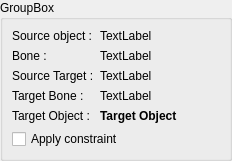
GaoShanPictures/GAOLIB, file gaolib/ui/constraintinfopairingwidget.ui: the form before one commit.
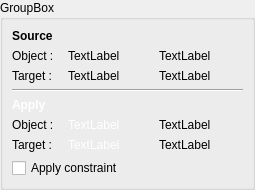
The form after the commit. Icons and pictures are not drawn.

Commit message: clear constraint widget

Diff of the .ui file:
```diff
--- a/gaolib/ui/constraintinfopairingwidget.ui
+++ b/gaolib/ui/constraintinfopairingwidget.ui
@@ -6,8 +6,8 @@
    <rect>
     <x>0</x>
     <y>0</y>
-    <width>232</width>
-    <height>135</height>
+    <width>255</width>
+    <height>163</height>
    </rect>
   </property>
   <property name="styleSheet">
@@ -263,37 +263,98 @@
       <string>GroupBox</string>
      </property>
      <layout class="QGridLayout" name="gridLayout">
-      <item row="1" column="0">
-       <widget class="QLabel" name="label_1">
+      <item row="4" column="0" colspan="2">
+       <widget class="QWidget" name="applyWidget" native="true">
+        <layout class="QGridLayout" name="gridLayout_5">
+         <property name="leftMargin">
+          <number>0</number>
+         </property>
+         <property name="topMargin">
+          <number>0</number>
+         </property>
+         <property name="rightMargin">
+          <number>0</number>
+         </property>
+         <property name="bottomMargin">
+          <number>0</number>
+         </property>
+         <item row="4" column="0">
+          <widget class="QLabel" name="label_10">
         <property name="text">
-         <string>Bone :</string>
+            <string>Target :</string>
         </property>
        </widget>
       </item>
-      <item row="6" column="1">
-       <widget class="QLabel" name="targetBoneLabel">
+         <item row="0" column="0" colspan="5">
+          <widget class="QLabel" name="label_7">
         <property name="font">
          <font>
-          <family>MS Shell Dlg 2</family>
-         </font>
-        </property>
+             <weight>75</weight>
+             <bold>true</bold>
+             <strikeout>false</strikeout>
+            </font>
+           </property>
+           <property name="styleSheet">
+            <string notr="true">color:rgb(255, 255, 255)</string>
+           </property>
         <property name="text">
+            <string>Apply</string>
+           </property>
+          </widget>
+         </item>
+         <item row="4" column="1">
+          <widget class="QLabel" name="applyTargetLabel">
+           <property name="font">
+            <font>
+             <weight>50</weight>
+             <bold>false</bold>
+            </font>
+           </property>
+           <property name="styleSheet">
+            <string notr="true">color:rgb(255, 255, 255)</string>
+           </property>
+           <property name="text">
          <string>TextLabel</string>
         </property>
-        <property name="alignment">
-         <set>Qt::AlignLeading|Qt::AlignLeft|Qt::AlignVCenter</set>
-        </property>
-       </widget>
-      </item>
-      <item row="6" column="0">
-       <widget class="QLabel" name="label_2">
+          </widget>
+         </item>
+         <item row="2" column="1">
+          <widget class="QLabel" name="applyObjectLabel">
+           <property name="font">
+            <font>
+             <weight>50</weight>
+             <bold>false</bold>
+            </font>
+           </property>
+           <property name="styleSheet">
+            <string notr="true">color:rgb(255, 255, 255)</string>
+           </property>
+           <property name="text">
+            <string>TextLabel</string>
+           </property>
+          </widget>
+         </item>
+         <item row="2" column="0">
+          <widget class="QLabel" name="label_9">
+           <property name="minimumSize">
+            <size>
+             <width>50</width>
+             <height>0</height>
+            </size>
+           </property>
+           <property name="maximumSize">
+            <size>
+             <width>50</width>
+             <height>16777215</height>
+            </size>
+           </property>
         <property name="text">
-         <string>Target Bone :</string>
+            <string>Object :</string>
         </property>
        </widget>
       </item>
-      <item row="0" column="1">
-       <widget class="QLabel" name="sourceObjectLabel">
+         <item row="2" column="3">
+          <widget class="QLabel" name="applyBoneLabel">
         <property name="font">
          <font>
           <weight>50</weight>
@@ -303,12 +364,50 @@
         <property name="text">
          <string>TextLabel</string>
         </property>
-        <property name="alignment">
-         <set>Qt::AlignLeading|Qt::AlignLeft|Qt::AlignVCenter</set>
-        </property>
-       </widget>
-      </item>
-      <item row="1" column="1">
+          </widget>
+         </item>
+         <item row="4" column="3">
+          <widget class="QLabel" name="applyTargetBoneLabel">
+           <property name="font">
+            <font>
+             <weight>50</weight>
+             <bold>false</bold>
+            </font>
+           </property>
+           <property name="text">
+            <string>TextLabel</string>
+           </property>
+          </widget>
+         </item>
+        </layout>
+       </widget>
+      </item>
+      <item row="7" column="0" colspan="2">
+       <widget class="QCheckBox" name="applyConstraintCheckBox">
+        <property name="layoutDirection">
+         <enum>Qt::LeftToRight</enum>
+        </property>
+        <property name="text">
+         <string>Apply constraint</string>
+        </property>
+       </widget>
+      </item>
+      <item row="0" column="0" colspan="2">
+       <widget class="QWidget" name="sourceWidget" native="true">
+        <layout class="QGridLayout" name="gridLayout_4">
+         <property name="leftMargin">
+          <number>0</number>
+         </property>
+         <property name="topMargin">
+          <number>0</number>
+         </property>
+         <property name="rightMargin">
+          <number>0</number>
+         </property>
+         <property name="bottomMargin">
+          <number>0</number>
+         </property>
+         <item row="1" column="2">
        <widget class="QLabel" name="boneLabel">
         <property name="font">
          <font>
@@ -324,14 +423,8 @@
         </property>
        </widget>
       </item>
-      <item row="8" column="0">
-       <widget class="QLabel" name="label">
-        <property name="maximumSize">
-         <size>
-          <width>80</width>
-          <height>16777215</height>
-         </size>
-        </property>
+         <item row="1" column="1">
+          <widget class="QLabel" name="sourceObjectLabel">
         <property name="font">
          <font>
           <weight>50</weight>
@@ -339,18 +432,36 @@
          </font>
         </property>
         <property name="text">
-         <string>Target Object :</string>
-        </property>
-       </widget>
-      </item>
-      <item row="3" column="0">
+            <string>TextLabel</string>
+           </property>
+           <property name="alignment">
+            <set>Qt::AlignLeading|Qt::AlignLeft|Qt::AlignVCenter</set>
+           </property>
+          </widget>
+         </item>
+         <item row="2" column="2">
+          <widget class="QLabel" name="targetBoneLabel">
+           <property name="font">
+            <font>
+             <family>MS Shell Dlg 2</family>
+            </font>
+           </property>
+           <property name="text">
+            <string>TextLabel</string>
+           </property>
+           <property name="alignment">
+            <set>Qt::AlignLeading|Qt::AlignLeft|Qt::AlignVCenter</set>
+           </property>
+          </widget>
+         </item>
+         <item row="2" column="0">
        <widget class="QLabel" name="label_3">
         <property name="text">
-         <string>Source Target :</string>
+            <string>Target :</string>
         </property>
        </widget>
       </item>
-      <item row="3" column="1">
+         <item row="2" column="1">
        <widget class="QLabel" name="sourceTargetLabel">
         <property name="font">
          <font>
@@ -365,30 +476,60 @@
         </property>
        </widget>
       </item>
-      <item row="8" column="1">
-       <widget class="QLabel" name="targetLabel">
-        <property name="font">
-         <font>
-          <weight>75</weight>
-          <bold>true</bold>
-         </font>
-        </property>
-        <property name="text">
-         <string>Target Object</string>
-        </property>
-       </widget>
-      </item>
-      <item row="0" column="0">
+         <item row="1" column="0">
        <widget class="QLabel" name="label_4">
+           <property name="minimumSize">
+            <size>
+             <width>50</width>
+             <height>0</height>
+            </size>
+           </property>
+           <property name="maximumSize">
+            <size>
+             <width>50</width>
+             <height>16777215</height>
+            </size>
+           </property>
         <property name="text">
-         <string>Source object :</string>
+            <string>Object :</string>
         </property>
        </widget>
       </item>
-      <item row="9" column="0" colspan="2">
-       <widget class="QCheckBox" name="applyConstraintCheckBox">
+         <item row="0" column="0">
+          <widget class="QLabel" name="label_5">
+           <property name="maximumSize">
+            <size>
+             <width>16777215</width>
+             <height>16777215</height>
+            </size>
+           </property>
+           <property name="font">
+            <font>
+             <weight>75</weight>
+             <bold>true</bold>
+            </font>
+           </property>
+           <property name="layoutDirection">
+            <enum>Qt::LeftToRight</enum>
+           </property>
         <property name="text">
-         <string>Apply constraint</string>
+            <string>Source</string>
+           </property>
+           <property name="alignment">
+            <set>Qt::AlignLeading|Qt::AlignLeft|Qt::AlignVCenter</set>
+           </property>
+           <property name="indent">
+            <number>-2</number>
+           </property>
+          </widget>
+         </item>
+        </layout>
+       </widget>
+      </item>
+      <item row="3" column="0" colspan="2">
+       <widget class="Line" name="line">
+        <property name="orientation">
+         <enum>Qt::Horizontal</enum>
         </property>
        </widget>
       </item>
```
Lines whose indentation alone changed are shown as unchanged. The commit also changes 2 other files.
